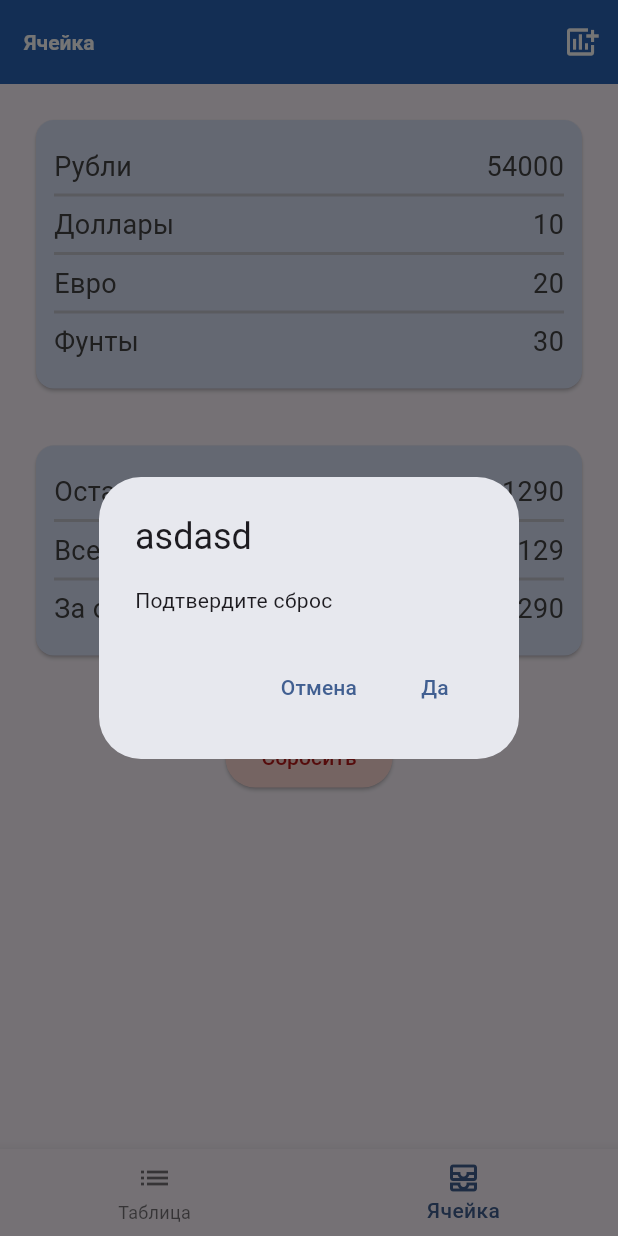
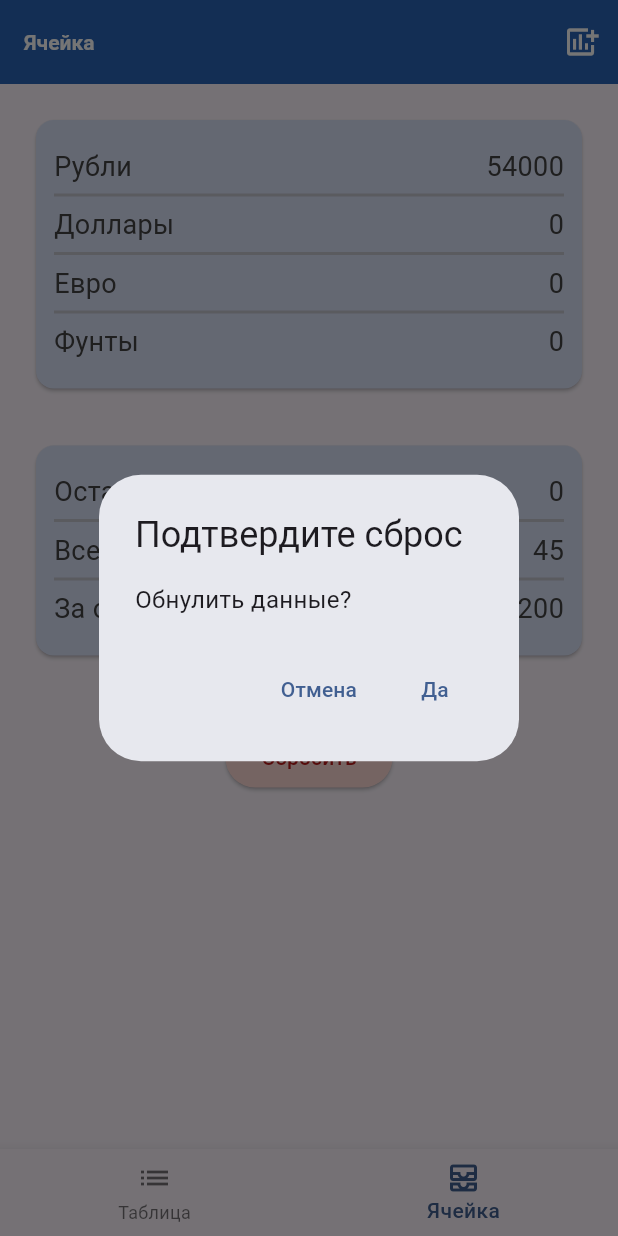
Before and after one commit to Leningram/flutter_tips_app, a Flutter app: the screen it shows after launch, item 2 of the bottom bar chosen, after a tap on "Сбросить", on a phone screen of 412 x 824 dp. Run offline on Flutter 3.47's test engine with Material 3 defaults, Android fonts, the phone set to English and light mode, and no system bars; our stand-ins replace flutter_riverpod.

Commit message:
remainder

```diff
--- a/lib/data/models/team.dart
+++ b/lib/data/models/team.dart
@@ -47,18 +47,40 @@ class Team {
     return totalHours;
   }
 
-  void countEmployeesMoney() {
+  int getRemainders() {
+    int remainder = 0;
+    int totalTips = 0;
+    for (final employee in employees) {
+      totalTips += employee.totalTips;
+    }
+    int currenciesSum = 0;
+    for (final currency in currencies) {
+      currenciesSum += currency.amount * currency.rate;
+    }
+
+    int totalMoney = currenciesSum + mainCurrencySum;
+    remainder = totalMoney - totalTips;
+    return remainder;
+  }
+
+  double getPerHour() {
     int currenciesSum = 0;
     int totalHours = employees.fold(0, (sum, employee) => sum + employee.hours);
+    if (totalHours == 0) {
+      return 0;
+    }
     for (final currency in currencies) {
       currenciesSum += currency.amount * currency.rate;
     }
     int totalMoney = currenciesSum + mainCurrencySum;
-    if (totalHours != 0) {
-      double perHour = totalMoney / totalHours;
-      for (final employee in employees) {
-        employee.setTotalTips(perHour);
-      }
+    double perHour = totalMoney / totalHours;
+    return perHour;
+  }
+
+  void countEmployeesMoney() {
+    final perHour = getPerHour();
+    for (final employee in employees) {
+      employee.setTotalTips(perHour);
     }
   }
 }
--- a/lib/presentations/pages/cell_screen.dart
+++ b/lib/presentations/pages/cell_screen.dart
@@ -42,8 +42,9 @@ class CellScreen extends ConsumerWidget {
           context: context,
           builder: (context) {
             return AlertDialog(
-              title: const Text('asdasd'),
-              content: const Text('Подтвердите сброс'),
+              title: const Text('Подтвердите сброс'),
+              content: const Text('Обнулить данные?', style: TextStyle(fontSize: 16)),
+              // TODO сбросить часы, задавать в настройках кол-во часов после сброса
               actions: [
                 TextButton(
                   onPressed: () {
@@ -123,47 +124,47 @@ class CellScreen extends ConsumerWidget {
               const SizedBox(
                 height: 30,
               ),
-              const Card(
+              Card(
                 child: Padding(
-                    padding: EdgeInsets.all(12.0),
+                    padding: const EdgeInsets.all(12.0),
                     child: Column(children: [
                       Padding(
                           padding:
-                              EdgeInsets.symmetric(horizontal: 0, vertical: 10),
+                              const EdgeInsets.symmetric(horizontal: 0, vertical: 10),
                           child: Row(
                               mainAxisAlignment: MainAxisAlignment.spaceBetween,
                               children: [
-                                Text('Остаток:', style: currencyText1),
-                                SizedBox(
+                                const Text('Остаток:', style: currencyText1),
+                                const SizedBox(
                                   width: 5,
                                 ),
-                                Text('1290', style: currencyText1),
+                                Text(team.getRemainders().toString(), style: currencyText1),
                               ])),
-                      Divider(height: 1, thickness: 2),
+                      const Divider(height: 1, thickness: 2),
                       Padding(
                           padding:
-                              EdgeInsets.symmetric(horizontal: 0, vertical: 10),
+                              const EdgeInsets.symmetric(horizontal: 0, vertical: 10),
                           child: Row(
                               mainAxisAlignment: MainAxisAlignment.spaceBetween,
                               children: [
-                                Text('Всего часов:', style: currencyText1),
-                                SizedBox(
+                                const Text('Всего часов:', style: currencyText1),
+                                const SizedBox(
                                   width: 5,
                                 ),
-                                Text('129', style: currencyText1),
+                                Text(team.getTotalHours().toString(), style: currencyText1),
                               ])),
-                      Divider(height: 1, thickness: 2),
+                      const Divider(height: 1, thickness: 2),
                       Padding(
                           padding:
-                              EdgeInsets.symmetric(horizontal: 0, vertical: 10),
+                              const EdgeInsets.symmetric(horizontal: 0, vertical: 10),
                           child: Row(
                               mainAxisAlignment: MainAxisAlignment.spaceBetween,
                               children: [
-                                Text('За один час:', style: currencyText1),
-                                SizedBox(
+                                const Text('За один час:', style: currencyText1),
+                                const SizedBox(
                                   width: 5,
                                 ),
-                                Text('1290', style: currencyText1),
+                                Text(team.getPerHour().truncate().toString(), style: currencyText1),
                               ])),
                     ])),
               ),
--- a/lib/presentations/widgets/money_edit.dart
+++ b/lib/presentations/widgets/money_edit.dart
@@ -182,9 +182,9 @@ class _MoneyEditState extends ConsumerState<MoneyEdit> {
                             onPressed: () {
                               _handleOk();
                             },
-                            child: const Text(
-                              'Ok',
-                              style: TextStyle(fontSize: 16),
+                            child: Text(
+                              widget.isEdit ? 'Сохранить' : 'Добавить',
+                              style: const TextStyle(fontSize: 16),
                             ))
                       ],
                     )
```
Also changed, not shown: lib/constants/mock.dart (+12 -12 lines).
